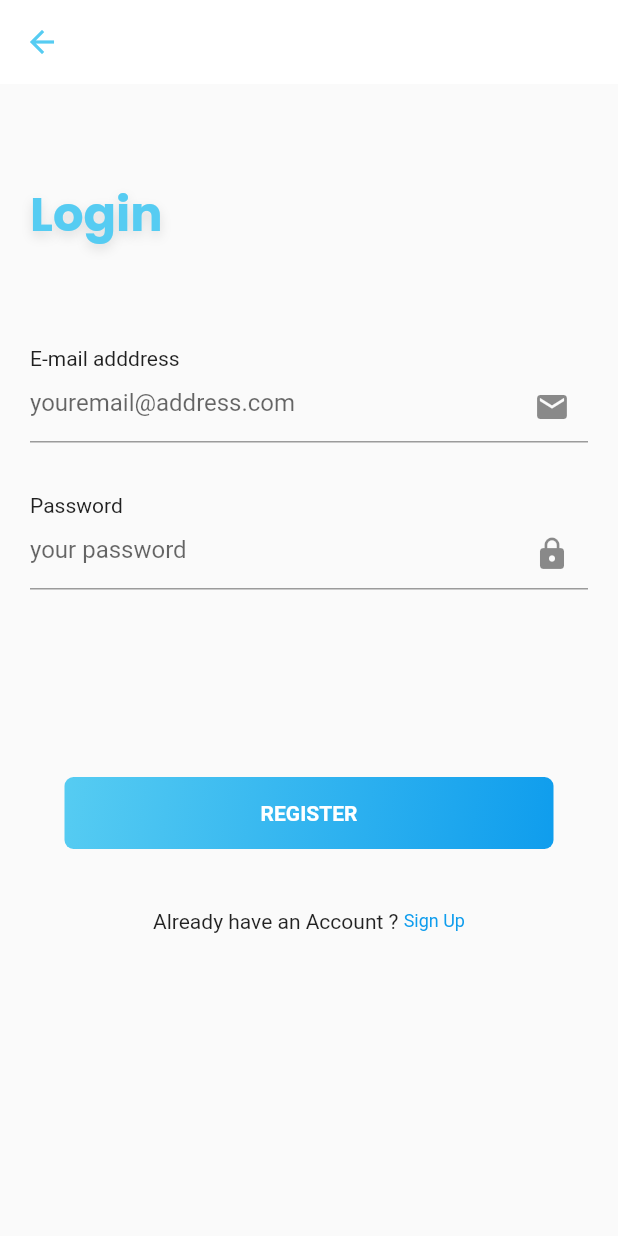
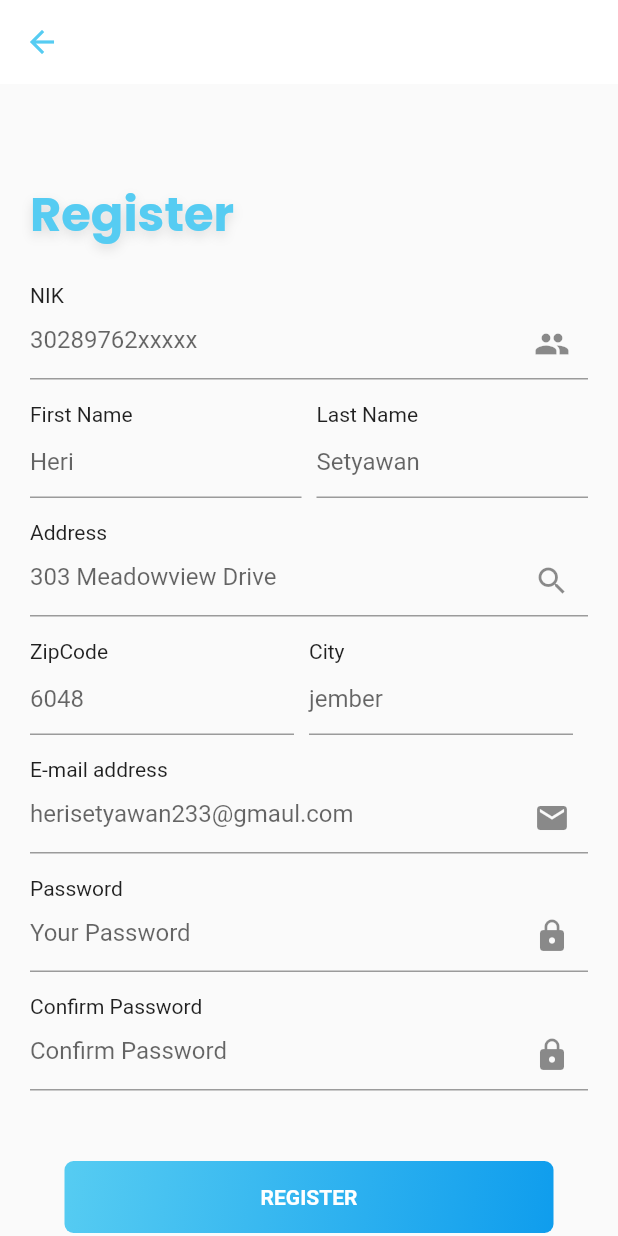
Before and after one commit to Herisetyawan123/pisah-app, a Flutter app: the RegisterPage screen opened directly, on a phone screen of 412 x 824 dp. Run offline on Flutter 3.47's test engine with Material 2 defaults, Android fonts, the phone set to English and light mode, and no system bars; our stand-ins replace carousel_slider, google_fonts.

Commit message:
memperbaiki folder, screen dan membuat halaman register

```diff
--- /dev/null
+++ b/lib/component/input_text.dart
@@ -0,0 +1,45 @@
+import 'package:flutter/material.dart';
+
+class InputText extends StatelessWidget {
+  const InputText({
+    Key? key,
+    required this.label,
+    required this.hinttext,
+    required this.iconInput,
+    required this.password,
+    required this.width,
+  }) : super(key: key);
+
+  final label;
+  final hinttext;
+  final iconInput;
+  final password;
+  final width;
+  @override
+  Widget build(BuildContext context) {
+    return Container(
+      child: Column(
+        crossAxisAlignment: CrossAxisAlignment.start,
+        children: [
+          Text(
+            label,
+            style: TextStyle(
+              color: Colors.black.withOpacity(0.87),
+              fontSize: 14,
+            ),
+          ),
+          Container(
+            width: width,
+            child: TextField(
+              obscureText: password,
+              decoration: InputDecoration(
+                hintText: hinttext,
+                suffixIcon: iconInput,
+              ),
+            ),
+          ),
+        ],
+      ),
+    );
+  }
+}
--- a/lib/component/pages/auth/register_page.dart
+++ /dev/null
@@ -1,148 +0,0 @@
-import 'package:flutter/material.dart';
-import 'package:google_fonts/google_fonts.dart';
-import 'package:pisah_app/component/pages/auth/login_page.dart';
-import 'package:pisah_app/theme/theme.dart';
-
-class RegisterPage extends StatelessWidget {
-  @override
-  Widget build(BuildContext context) {
-    Widget InputText({label, hinttext, iconInput, bool password = false}) {
-      return Container(
-        child: Column(
-          crossAxisAlignment: CrossAxisAlignment.start,
-          children: [
-            Text(
-              label,
-              style: TextStyle(
-                color: Colors.black.withOpacity(0.87),
-                fontSize: 14,
-              ),
-            ),
-            Container(
-              width: MediaQuery.of(context).size.width - 40,
-              child: TextField(
-                obscureText: password,
-                decoration: InputDecoration(
-                  hintText: hinttext,
-                  suffixIcon: iconInput,
-                ),
-              ),
-            ),
-          ],
-        ),
-      );
-    }
-
-    return Scaffold(
-      appBar: AppBar(
-        leading: FlatButton(
-          onPressed: () {
-            Navigator.push(
-              context,
-              MaterialPageRoute(
-                builder: (context) => LoginPage(),
-              ),
-            );
-          },
-          child: Icon(
-            Icons.arrow_back,
-            color: bluelightColor,
-          ),
-        ),
-        backgroundColor: Colors.white,
-        elevation: 0,
-      ),
-      body: SingleChildScrollView(
-        child: Container(
-          margin: EdgeInsets.only(top: 63, left: 20, right: 20),
-          child: Column(
-            crossAxisAlignment: CrossAxisAlignment.start,
-            children: [
-              Container(
-                child: Text(
-                  "Login",
-                  style: GoogleFonts.poppins(
-                    color: bluelightColor,
-                    fontSize: 32,
-                    fontWeight: FontWeight.bold,
-                    shadows: <Shadow>[
-                      Shadow(
-                        offset: Offset(0, 3.0),
-                        blurRadius: 9,
-                        color: Color.fromARGB(30, 0, 0, 0),
-                      ),
-                    ],
-                  ),
-                ),
-              ),
-              SizedBox(
-                height: 64,
-              ),
-              InputText(
-                label: "E-mail adddress",
-                hinttext: "youremail@address.com",
-                iconInput: Icon(Icons.email),
-              ),
-              SizedBox(
-                height: 34,
-              ),
-              InputText(
-                label: "Password",
-                hinttext: "your password",
-                iconInput: Icon(Icons.lock),
-                password: true,
-              ),
-              SizedBox(
-                height: 125,
-              ),
-              Center(
-                child: Container(
-                  width: MediaQuery.of(context).size.width - 86,
-                  decoration: BoxDecoration(
-                    gradient: LinearGradient(
-                        begin: Alignment.topLeft,
-                        end: Alignment.bottomRight,
-                        colors: [
-                          bluelightColor,
-                          blueColor,
-                        ]),
-                    // color: bluelightColor,
-                    borderRadius: BorderRadius.circular(6),
-                  ),
-                  child: FlatButton(
-                    onPressed: () {},
-                    child: Text(
-                      "REGISTER",
-                      style: robotStyle.copyWith(
-                        fontWeight: FontWeight.bold,
-                        color: Colors.white,
-                      ),
-                    ),
-                  ),
-                ),
-              ),
-              SizedBox(
-                height: 40,
-              ),
-              Row(
-                mainAxisAlignment: MainAxisAlignment.center,
-                children: [
-                  Text("Already have an Account ? "),
-                  GestureDetector(
-                    child: Text(
-                      "Sign Up",
-                      style: robotStyle.copyWith(
-                        fontSize: 12,
-                        color: blueColor,
-                      ),
-                    ),
-                  )
-                ],
-              ),
-            ],
-          ),
-        ),
-      ),
-    );
-  }
-}
--- /dev/null
+++ b/lib/component/title_auth.dart
@@ -0,0 +1,33 @@
+import 'package:flutter/material.dart';
+import 'package:google_fonts/google_fonts.dart';
+import 'package:pisah_app/theme/theme.dart';
+
+class TitleAuth extends StatelessWidget {
+  const TitleAuth({
+    Key? key,
+    required this.title,
+  }) : super(key: key);
+
+  final title;
+
+  @override
+  Widget build(BuildContext context) {
+    return Container(
+      child: Text(
+        title,
+        style: GoogleFonts.poppins(
+          color: bluelightColor,
+          fontSize: 32,
+          fontWeight: FontWeight.bold,
+          shadows: <Shadow>[
+            Shadow(
+              offset: Offset(0, 3.0),
+              blurRadius: 9,
+              color: Color.fromARGB(30, 0, 0, 0),
+            ),
+          ],
+        ),
+      ),
+    );
+  }
+}
--- a/lib/main.dart
+++ b/lib/main.dart
@@ -1,6 +1,6 @@
 import 'package:flutter/material.dart';
 
-import 'package:pisah_app/component/pages/get_started.dart';
+import 'package:pisah_app/screens/get_started.dart';
 
 void main() {
   runApp(MyApp());
--- a/lib/component/pages/auth/login_page.dart
+++ b/lib/screens/auth/login_page.dart
@@ -1,39 +1,14 @@
 import 'package:flutter/material.dart';
 import 'package:google_fonts/google_fonts.dart';
-import 'package:pisah_app/component/pages/auth/register_page.dart';
-import 'package:pisah_app/component/pages/get_started.dart';
+import 'package:pisah_app/component/input_text.dart';
+import 'package:pisah_app/component/title_auth.dart';
+import 'package:pisah_app/screens/auth/register_page.dart';
+import 'package:pisah_app/screens/get_started.dart';
 import 'package:pisah_app/theme/theme.dart';
 
 class LoginPage extends StatelessWidget {
   @override
   Widget build(BuildContext context) {
-    Widget InputText({label, hinttext, iconInput, bool password = false}) {
-      return Container(
-        child: Column(
-          crossAxisAlignment: CrossAxisAlignment.start,
-          children: [
-            Text(
-              label,
-              style: TextStyle(
-                color: Colors.black.withOpacity(0.87),
-                fontSize: 14,
-              ),
-            ),
-            Container(
-              width: MediaQuery.of(context).size.width - 40,
-              child: TextField(
-                obscureText: password,
-                decoration: InputDecoration(
-                  hintText: hinttext,
-                  suffixIcon: iconInput,
-                ),
-              ),
-            ),
-          ],
-        ),
-      );
-    }
-
     return Scaffold(
       appBar: AppBar(
         leading: FlatButton(
@@ -59,23 +34,7 @@ class LoginPage extends StatelessWidget {
           child: Column(
             crossAxisAlignment: CrossAxisAlignment.start,
             children: [
-              Container(
-                child: Text(
-                  "Login",
-                  style: GoogleFonts.poppins(
-                    color: bluelightColor,
-                    fontSize: 32,
-                    fontWeight: FontWeight.bold,
-                    shadows: <Shadow>[
-                      Shadow(
-                        offset: Offset(0, 3.0),
-                        blurRadius: 9,
-                        color: Color.fromARGB(30, 0, 0, 0),
-                      ),
-                    ],
-                  ),
-                ),
-              ),
+              TitleAuth(title: "Login"),
               SizedBox(
                 height: 64,
               ),
@@ -83,6 +42,8 @@ class LoginPage extends StatelessWidget {
                 label: "E-mail adddress",
                 hinttext: "youremail@address.com",
                 iconInput: Icon(Icons.email),
+                password: false,
+                width: MediaQuery.of(context).size.width - 40,
               ),
               SizedBox(
                 height: 34,
@@ -92,6 +53,7 @@ class LoginPage extends StatelessWidget {
                 hinttext: "your password",
                 iconInput: Icon(Icons.lock),
                 password: true,
+                width: MediaQuery.of(context).size.width - 40,
               ),
               SizedBox(
                 height: 125,
--- /dev/null
+++ b/lib/screens/auth/register_page.dart
@@ -0,0 +1,193 @@
+import 'package:flutter/material.dart';
+import 'package:pisah_app/component/input_text.dart';
+import 'package:pisah_app/component/title_auth.dart';
+import 'package:pisah_app/screens/auth/login_page.dart';
+import 'package:pisah_app/theme/theme.dart';
+
+class RegisterPage extends StatelessWidget {
+  @override
+  Widget build(BuildContext context) {
+    return Scaffold(
+      appBar: AppBar(
+        leading: FlatButton(
+          onPressed: () {
+            Navigator.push(
+              context,
+              MaterialPageRoute(
+                builder: (context) => LoginPage(),
+              ),
+            );
+          },
+          child: Icon(
+            Icons.arrow_back,
+            color: bluelightColor,
+          ),
+        ),
+        backgroundColor: Colors.white,
+        elevation: 0,
+      ),
+      body: SingleChildScrollView(
+        child: Container(
+          margin: EdgeInsets.only(top: 63, left: 20, right: 20),
+          child: Column(
+            crossAxisAlignment: CrossAxisAlignment.start,
+            children: [
+              TitleAuth(title: "Register"),
+              SizedBox(
+                height: 22,
+              ),
+              InputText(
+                label: "NIK",
+                hinttext: "30289762xxxxx",
+                iconInput: Icon(Icons.people),
+                password: false,
+                width: MediaQuery.of(context).size.width - 40,
+              ),
+              SizedBox(
+                height: 15,
+              ),
+              Row(
+                children: [
+                  InputText(
+                    label: "First Name",
+                    hinttext: "Heri",
+                    iconInput: null,
+                    password: false,
+                    width: (MediaQuery.of(context).size.width - 50) / 2,
+                  ),
+                  SizedBox(
+                    width: 10,
+                  ),
+                  InputText(
+                    label: "Last Name",
+                    hinttext: "Setyawan",
+                    iconInput: null,
+                    password: false,
+                    width: (MediaQuery.of(context).size.width - 50) / 2,
+                  ),
+                ],
+              ),
+              SizedBox(
+                height: 15,
+              ),
+              InputText(
+                label: "Address",
+                hinttext: "303 Meadowview Drive",
+                iconInput: Icon(Icons.search),
+                password: false,
+                width: MediaQuery.of(context).size.width - 40,
+              ),
+              SizedBox(
+                height: 15,
+              ),
+              Row(
+                children: [
+                  InputText(
+                    label: "ZipCode",
+                    hinttext: "6048",
+                    iconInput: null,
+                    password: false,
+                    width: (MediaQuery.of(context).size.width - 60) / 2,
+                  ),
+                  SizedBox(
+                    width: 10,
+                  ),
+                  InputText(
+                    label: "City",
+                    hinttext: "jember",
+                    iconInput: null,
+                    password: false,
+                    width: (MediaQuery.of(context).size.width - 60) / 2,
+                  ),
+                  SizedBox(
+                    width: 10,
+                  ),
+                ],
+              ),
+              SizedBox(
+                height: 15,
+              ),
+              InputText(
+                label: "E-mail address",
+                hinttext: "herisetyawan233@gmaul.com",
+                iconInput: Icon(Icons.email),
+                password: false,
+                width: MediaQuery.of(context).size.width - 40,
+              ),
+              SizedBox(
+                height: 15,
+              ),
+              InputText(
+                label: "Password",
+                hinttext: "Your Password",
+                iconInput: Icon(Icons.lock),
+                password: true,
+                width: MediaQuery.of(context).size.width - 40,
+              ),
+              SizedBox(
+                height: 15,
+              ),
+              InputText(
+                label: "Confirm Password",
+                hinttext: "Confirm Password",
+                iconInput: Icon(Icons.lock),
+                password: true,
+                width: MediaQuery.of(context).size.width - 40,
+              ),
+              SizedBox(
+                height: 47,
+              ),
+              Center(
+                child: Container(
+                  width: MediaQuery.of(context).size.width - 86,
+                  decoration: BoxDecoration(
+                    gradient: LinearGradient(
+                        begin: Alignment.topLeft,
+                        end: Alignment.bottomRight,
+                        colors: [
+                          bluelightColor,
+                          blueColor,
+                        ]),
+                    // color: bluelightColor,
+                    borderRadius: BorderRadius.circular(6),
+                  ),
+                  child: FlatButton(
+                    onPressed: () {},
+                    child: Text(
+                      "REGISTER",
+                      style: robotStyle.copyWith(
+                        fontWeight: FontWeight.bold,
+                        color: Colors.white,
+                      ),
+                    ),
+                  ),
+                ),
+              ),
+              SizedBox(
+                height: 40,
+              ),
+              Row(
+                mainAxisAlignment: MainAxisAlignment.center,
+                children: [
+                  Text("Already have an Account ? "),
+                  GestureDetector(
+                    child: Text(
+                      "Sign Up",
+                      style: robotStyle.copyWith(
+                        fontSize: 12,
+                        color: blueColor,
+                      ),
+                    ),
+                  )
+                ],
+              ),
+              SizedBox(
+                height: 50,
+              ),
+            ],
+          ),
+        ),
+      ),
+    );
+  }
+}
--- a/lib/component/pages/get_started.dart
+++ b/lib/screens/get_started.dart
@@ -1,6 +1,6 @@
 import 'package:carousel_slider/carousel_slider.dart';
 import 'package:flutter/material.dart';
-import 'package:pisah_app/component/pages/auth/login_page.dart';
+import 'package:pisah_app/screens/auth/login_page.dart';
 
 import 'package:pisah_app/theme/theme.dart';
 
@@ -65,7 +65,7 @@ class GetStarted extends StatelessWidget {
           ),
           textGet(),
           SizedBox(
-            height: 120,
+            height: 100,
           ),
           Container(
             width: MediaQuery.of(context).size.width - 208,
```
Also changed, not shown: assets/logo/success.png (added).
